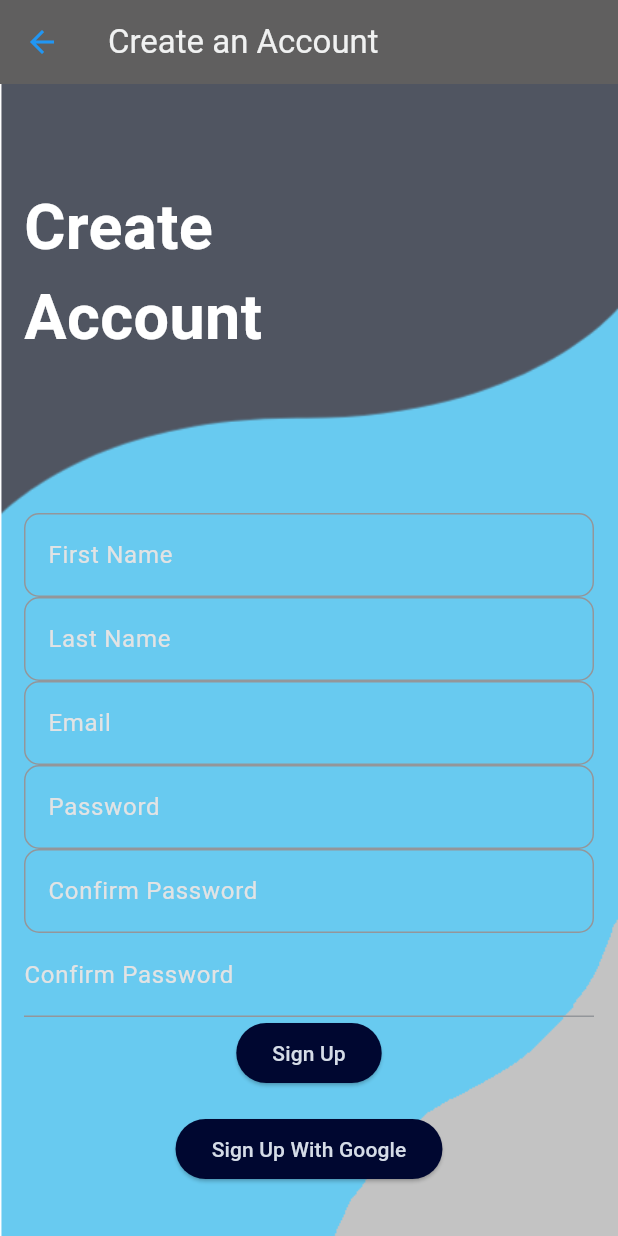
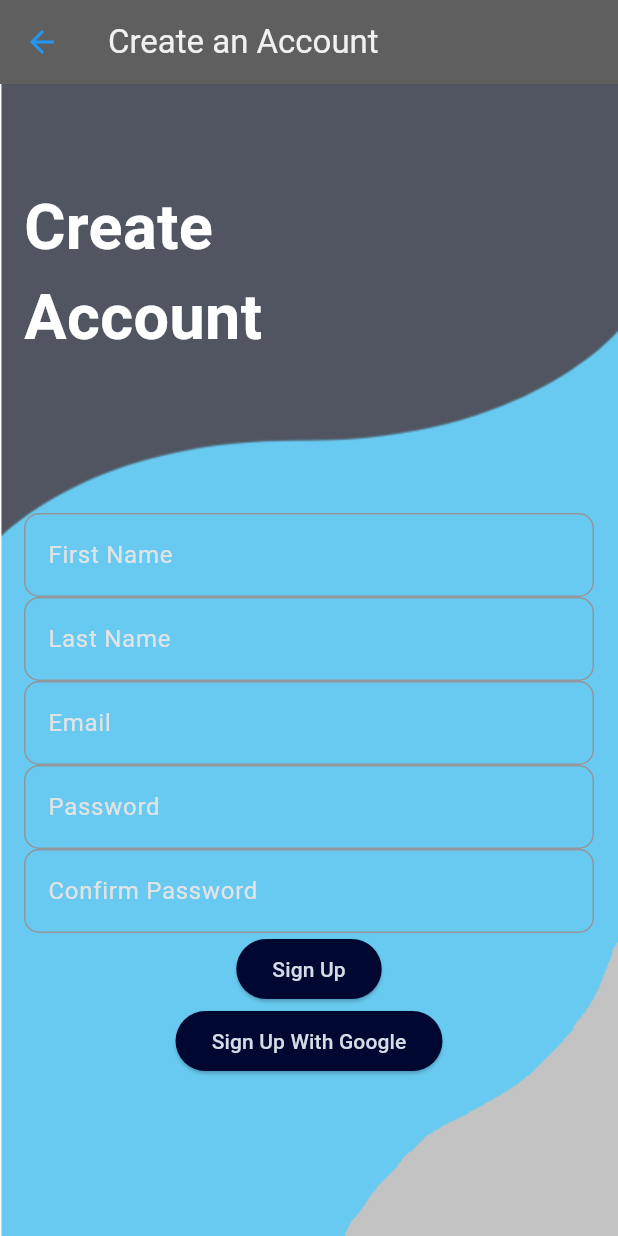
Before and after one commit to WillingDev0812/Blend, a Flutter app: the RegisterPage screen opened directly, on a phone screen of 412 x 824 dp. Run offline on Flutter 3.47's test engine with Material 3 defaults, Android fonts, the light colour scheme and no system bars; our stand-ins replace cloud_firestore, curved_navigation_bar, firebase_auth, firebase_core, flex_color_scheme, google_sign_in and 3 more; missing offline and left inert: dart:ffi, flutter_facebook_auth; accounts and stored records are empty; network calls fail; project files that could hold a hidden picture were left out.

Commit message:
added child scroll to register page

```diff
--- a/blend/lib/pages/auth/register.dart
+++ b/blend/lib/pages/auth/register.dart
@@ -206,7 +206,8 @@ class _RegisterPageState extends State<RegisterPage> {
         iconTheme: IconThemeData(color: Colors.blue),
         title: Text('Create an Account'),
       ),
-      body: Container(
+      body: SingleChildScrollView(
+        child: Container(
           decoration: BoxDecoration(
             image: DecorationImage(
               image: AssetImage(
@@ -295,14 +296,6 @@ class _RegisterPageState extends State<RegisterPage> {
                     errorText: this.confirmErrorText,
                   ),
                 ),
-              TextField(
-                obscureText: true,
-                decoration: InputDecoration(
-                  labelText: 'Confirm Password',
-                  errorText: this.confirmErrorText,
-                ),
-                controller: confirmController,
-              ),
                 // SizedBox(height: 16.0),
                 ElevatedButton(
                   onPressed: () async {
@@ -348,7 +341,6 @@ class _RegisterPageState extends State<RegisterPage> {
                   },
                   child: Text('Sign Up'),
                 ),
-              SizedBox(height: 16.0),
                 ElevatedButton(
                   // Google sign in button
                   onPressed: () async {
@@ -361,7 +353,9 @@ class _RegisterPageState extends State<RegisterPage> {
                   },
                   child: Text('Sign Up With Google'),
                 ),
+                SizedBox(height: 120.0),
               ],
+            ),
           ),
         ),
       ),
```
Lines whose indentation alone changed are shown as unchanged.
